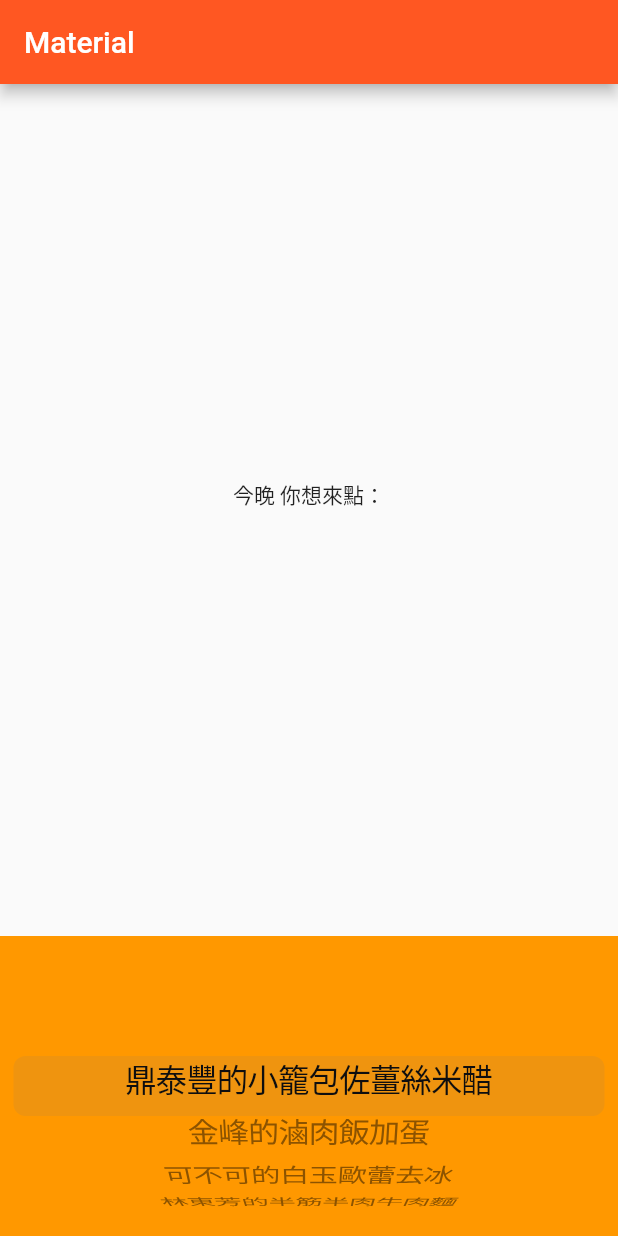
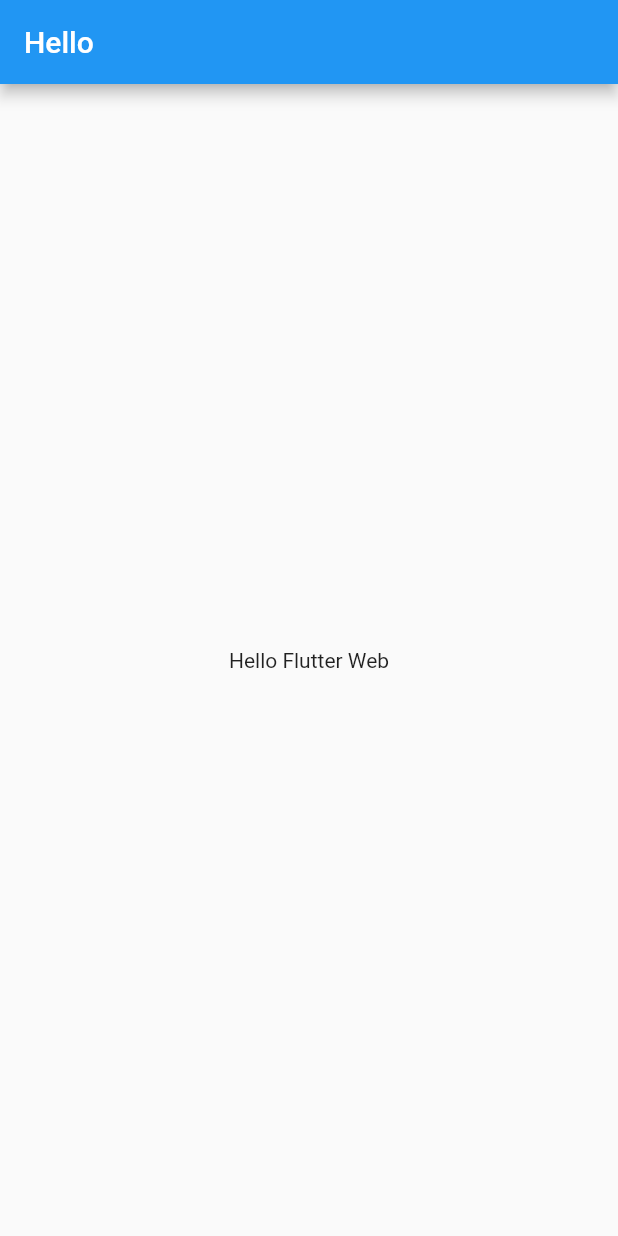
Before and after one commit to mark33699/FlutterLoveCupertino, a Flutter app: the screen it shows after launch, on a phone screen of 412 x 824 dp. Run offline on Flutter 3.47's test engine with Material 2 defaults, Android fonts, the phone set to English and light mode, and no system bars.

Commit message:
再不行就放棄了

```diff
--- a/cupertino/lib/main.dart
+++ b/cupertino/lib/main.dart
@@ -3,7 +3,8 @@
 
 void main() {
 //  runApp(AppleApp());
-  runApp(AndroidApp());
+//  runApp(AndroidApp());
+  runApp(HelloApp());
 }
 
 final List<String> _tonightOption = [
@@ -153,3 +154,29 @@
     );
   }
 }
+
+//- Hello
+
+class HelloApp extends StatelessWidget {
+  @override
+  Widget build(BuildContext context) {
+    return MaterialApp(
+      debugShowCheckedModeBanner: false,
+      title: 'Hello Demo',
+      home: HelloHomePage(),
+    );
+  }
+}
+
+class HelloHomePage extends StatelessWidget {
+  @override
+  Widget build(BuildContext context) {
+    return Scaffold(
+      appBar: AppBar(title: Text("Hello")),
+      body: Container(
+        alignment: Alignment.center,
+        child: Text("Hello Flutter Web"),
+      ),
+    );
+  }
+}
```
Also changed, not shown: 1 other file.
